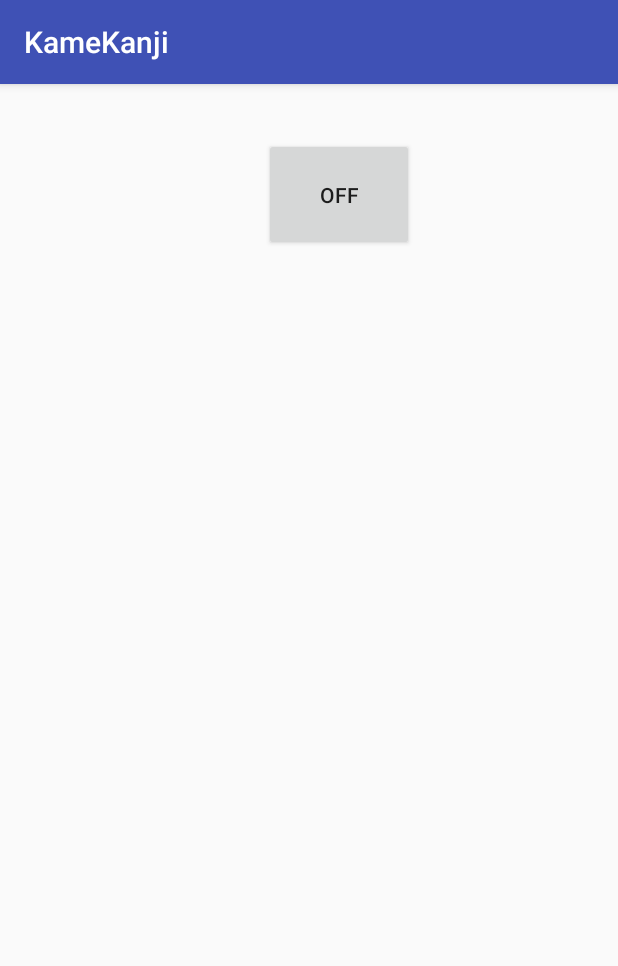
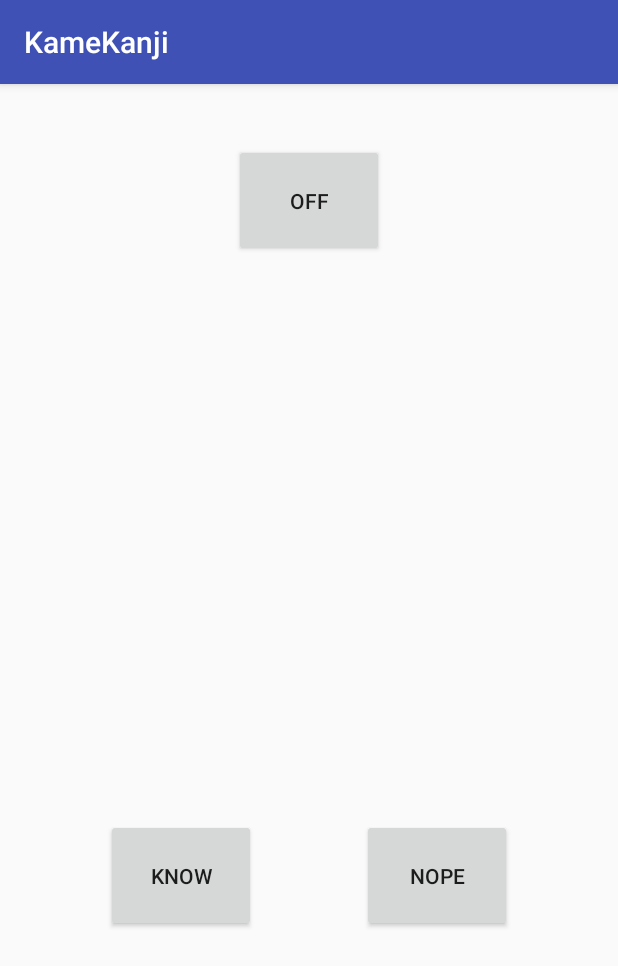
Before and after one commit to devanhawkins/KameKanji, an Android app: the screen it shows after launch (MainActivity), on a phone screen of 412 x 824 dp. Shown: the top 966 px of the screen. Run offline under Robolectric (Android 15) with nearby library versions, the phone set to English and light mode, and no system bars.

Commit message:
Added two new buttons for testing the new test function 'newknow' and 'newnope'. The buttons are repsectively named and said names are written in the string.xml file.

```diff
--- a/src/main/res/layout/activity_main.xml
+++ b/src/main/res/layout/activity_main.xml
@@ -8,14 +8,38 @@
 
 
     <Button
+        android:id="@+id/button_id4"
+        android:layout_width="100dp"
+        android:layout_height="75dp"
+        android:onClick="newCardKnow"
+        android:text="@string/new_know"
+        app:layout_constraintBottom_toBottomOf="parent"
+        app:layout_constraintEnd_toStartOf="@+id/button_id2"
+        app:layout_constraintHorizontal_bias="0.5"
+        app:layout_constraintStart_toStartOf="parent"
+        app:layout_constraintTop_toBottomOf="@+id/button_id3" />
+
+    <Button
+        android:id="@+id/button_id3"
+        android:layout_width="100dp"
+        android:layout_height="75dp"
+        android:layout_marginStart="112dp"
+        android:layout_marginTop="172dp"
+        android:onClick="newCard"
+        android:text="@string/new_Card"
+        app:layout_constraintEnd_toEndOf="@id/button_id"
+        app:layout_constraintHorizontal_bias="1.0"
+        app:layout_constraintStart_toStartOf="@id/button_id"
+        app:layout_constraintTop_toTopOf="@id/button_id" />
+
+    <Button
         android:id="@+id/button_id"
         android:layout_width="100dp"
         android:layout_height="75dp"
-        android:layout_marginTop="36dp"
+        android:layout_marginTop="40dp"
         android:onClick="beginLearning"
         android:text="@string/app_off"
         app:layout_constraintEnd_toEndOf="parent"
-        app:layout_constraintHorizontal_bias="0.565"
         app:layout_constraintStart_toStartOf="parent"
         app:layout_constraintTop_toTopOf="parent" />
 
@@ -23,15 +47,22 @@
         android:id="@+id/button_id2"
         android:layout_width="100dp"
         android:layout_height="75dp"
-        android:layout_marginStart="112dp"
-        android:layout_marginTop="180dp"
-        android:onClick="newCard"
-        android:text="@string/new_Card"
-        app:layout_constraintEnd_toEndOf="@id/button_id"
-        app:layout_constraintHorizontal_bias="1.0"
-        app:layout_constraintStart_toStartOf="@id/button_id"
-        app:layout_constraintTop_toTopOf="@id/button_id" />
+        android:onClick="newCardNope"
+        android:text="@string/new_nope"
+        app:layout_constraintBottom_toBottomOf="parent"
+        app:layout_constraintEnd_toEndOf="parent"
+        app:layout_constraintHorizontal_bias="0.5"
+        app:layout_constraintStart_toEndOf="@+id/button_id4"
+        app:layout_constraintTop_toBottomOf="@+id/button_id3" />
 
+    <android.support.constraint.Guideline
+        android:id="@+id/guideline"
+        android:layout_width="wrap_content"
+        android:layout_height="wrap_content"
+        android:layout_marginStart="8dp"
+        android:orientation="vertical"
+        app:layout_constraintGuide_begin="-7dp"
+        app:layout_constraintStart_toStartOf="parent" />
 
 
 </android.support.constraint.ConstraintLayout>
--- a/src/main/res/values/strings.xml
+++ b/src/main/res/values/strings.xml
@@ -3,6 +3,8 @@
     <string name="app_on">ON</string>
     <string name="app_off">OFF</string>
     <string name="new_Card">NEW CARD</string>
+    <string name="new_know">KNOW</string>
+    <string name="new_nope">NOPE</string>
     <string name="channel_name">Periodic Cards</string>
     <string name="channel_desc">The cards themselves. The main purpose of the app.</string>
     <string name="tier1">This is a tricky one. Do you remember it?</string>
```
